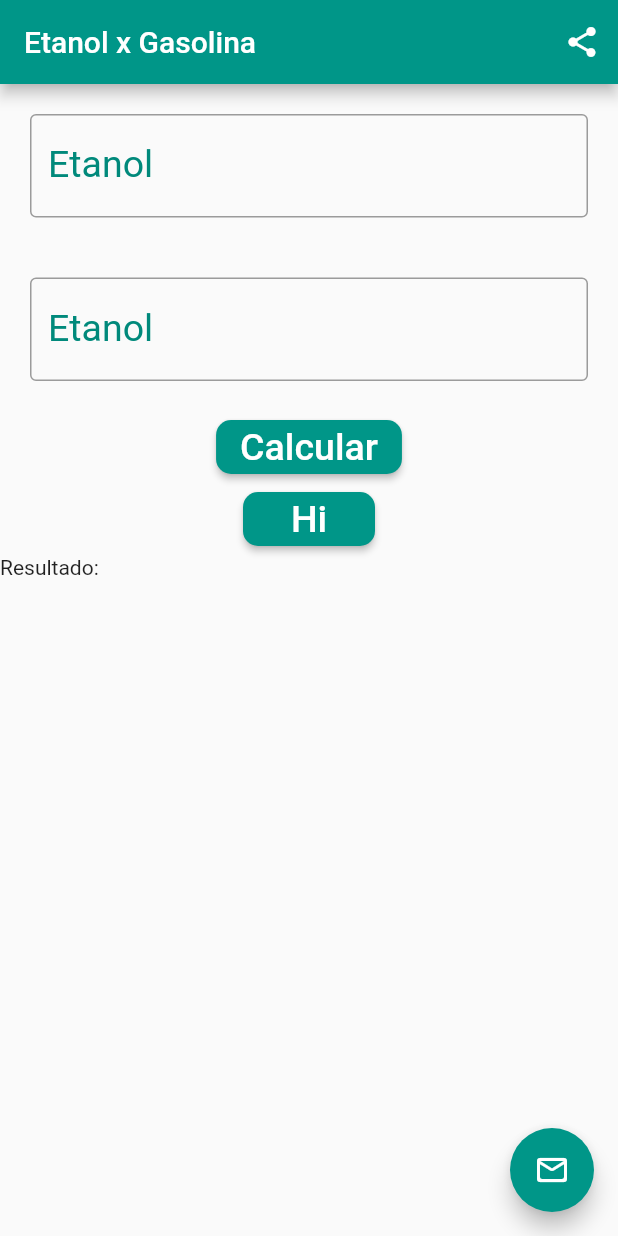
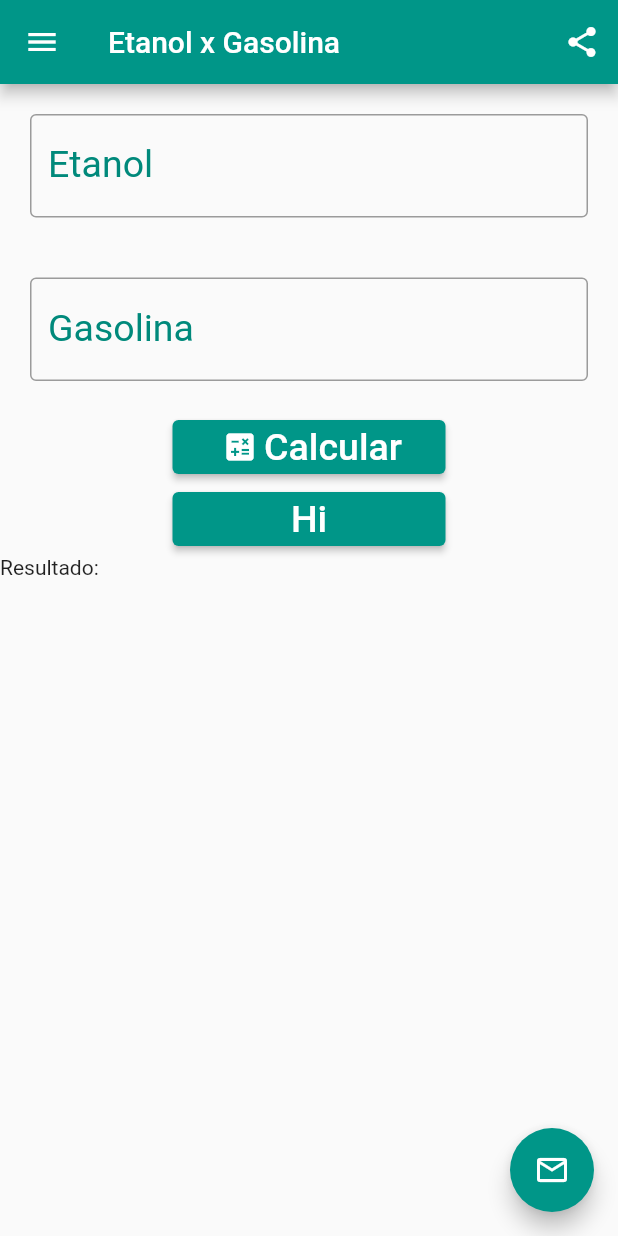
Before and after one commit to clfonte/etanol-gasolina, a Flutter app: the screen it shows after launch, on a phone screen of 412 x 824 dp. Run offline on Flutter 3.47's test engine with Material 2 defaults, Android fonts, the phone set to English and light mode, and no system bars; our stand-ins replace share; missing offline and left inert: dart:ffi, mailer.

Commit message:
Atualização aula 24/03/2021

```diff
--- a/lib/ui/functions.dart
+++ b/lib/ui/functions.dart
@@ -1,12 +1,23 @@
 import 'package:flutter/material.dart';
 
 class Functions {
+  static Widget _criarIconeEspacado(IconData icone) {
+    return Padding(padding: EdgeInsets.all(4),
+     child: Icon(icone),
+    );
+  }
+
+  static Widget criarIcone(IconData icone) {
+    return icone != null ? _criarIconeEspacado(icone) : Container();
+  }
+
   // tela que vai mostrar
   void mostrarMensagem(BuildContext context, String tituloAlerta, String mensagemAlerta) {
     showDialog(
         context: context,
         builder: (context) {
-          return AlertDialog( title: Text(tituloAlerta),
+          return AlertDialog(
+            title: Text(tituloAlerta),
             content: Text(mensagemAlerta),
             actions: [
               ElevatedButton(
@@ -22,7 +33,6 @@ class Functions {
 
   // _ pois significa que é metodo private
   void _fecharTela(BuildContext context) {
-
     // fecha a tela atual
     Navigator.pop(context);
   }
--- a/lib/ui/home_page.dart
+++ b/lib/ui/home_page.dart
@@ -1,5 +1,7 @@
 import 'package:calculo_combustivel/ui/contato.dart';
 import 'package:calculo_combustivel/ui/functions.dart';
+import 'package:calculo_combustivel/widgets/barra_titulo.dart';
+import 'package:calculo_combustivel/widgets/botao.dart';
 import 'package:calculo_combustivel/widgets/campo_texto.dart';
 import 'package:flutter/material.dart';
 import 'package:flutter/cupertino.dart';
@@ -15,8 +17,9 @@ class HomePage extends StatefulWidget {
 class _HomePageState extends State<HomePage> {
 
   var func = Functions();
+
   // declarar os campos que vao controlar os valores
-  final etanolController   = TextEditingController();
+  final etanolController = TextEditingController();
   final gasolinaController = TextEditingController();
   var resultado = "";
 
@@ -24,34 +27,23 @@ class _HomePageState extends State<HomePage> {
   Widget build(BuildContext context) {
     // opção de criar a barra de titulo e etc
     return Scaffold(
-      appBar: AppBar( // nao colocar botao de açao dentro do appBar
-        backgroundColor: Colors.teal,
-        title: Text("Etanol x Gasolina"),
-        actions: [
-          IconButton(icon: Icon(Icons.share),
-          onPressed: _compartilhar,
+      appBar: BarraTitulo.criar("Etanol x Gasolina", iconeBotao: Icons.share, eventoClique: _compartilhar),
+      floatingActionButton: Botao.botaoFlutuante(Icons.mail_outline, _abrirTelaContato),
+      drawer: Drawer(),
+      body: ListView(
+        // crossAxisAlignment: CrossAxisAlignment.stretch,
+        children: <Widget>[
+          CampoTexto.criar("Etanol", "R\$ ", etanolController, TextInputType.number),
+          CampoTexto.criar("Gasolina", "R\$ ", gasolinaController, TextInputType.number),
+
+          Column(
+              children: [
+                // botao("Calcular", calcular),
+                Botao.criar("Calcular", calcular, icone: Icons.calculate, tamanhoBotao: 150),
+                // botao("HI", textoHI),
+                Botao.criar("Hi", textoHi, tamanhoBotao: 150),
+              ],
           ),
-        ],
-      ),
-
-      // botao do carrinho
-      floatingActionButton: FloatingActionButton(
-        backgroundColor: Colors.teal[500],
-        child: Icon(Icons.mail_outline_rounded, color: Colors.white),
-        onPressed: _abrirTelaContato,
-      ),
-
-      body: Column(
-        crossAxisAlignment: CrossAxisAlignment.stretch,
-        children: <Widget>[
-         CampoTexto.criar("Etanol", "R\$ ", etanolController, TextInputType.number),
-          CampoTexto.criar("Etanol", "R\$ ", gasolinaController, TextInputType.number),
-
-          // botao("Calcular", calcular),
-          botao("Calcular", calcular),
-          // botao("HI", textoHI),
-          botao("Hi", textoHi),
-
           Text("Resultado: " + resultado)
         ],
       ),
@@ -65,19 +57,6 @@ class _HomePageState extends State<HomePage> {
     });
   }
 
-  Widget botao(String texto, Function clique) {
-    return Row(
-      mainAxisAlignment: MainAxisAlignment.center,
-      children: <Widget>[
-        RaisedButton(
-          child: Text(texto, style: TextStyle(color: Colors.white, fontSize: 25),),
-          shape: RoundedRectangleBorder(borderRadius: BorderRadius.circular(10)),
-          color: Colors.teal,
-          onPressed: clique,
-        ),
-      ],
-    );
-  }
 
   void calcular() {
     if (etanolController.text.isEmpty) {
@@ -89,7 +68,7 @@ class _HomePageState extends State<HomePage> {
       return;
     }
 
-    double valorEtanol   = double.parse(etanolController.text);
+    double valorEtanol = double.parse(etanolController.text);
     double valorGasolina = double.parse(gasolinaController.text);
 
     if (valorEtanol <= (valorGasolina * 0.7)) {
@@ -98,19 +77,20 @@ class _HomePageState extends State<HomePage> {
     else {
       resultado = "Vai de gasolina";
     }
-    setState(() { });
+    setState(() {});
 
     func.mostrarMensagem(context, "Calculo concluido", resultado);
   }
 
   void _compartilhar() {
-    Share.share("Etanol: " + etanolController.text + ", Gasolina: " + gasolinaController.text);
+    Share.share("Etanol: " + etanolController.text + ", Gasolina: " +
+        gasolinaController.text);
   }
 
   void _abrirTelaContato() {
     Navigator.push(context,
         MaterialPageRoute(
             builder: (context) => Contato()
-    ));
+        ));
   }
 }
--- /dev/null
+++ b/lib/widgets/barra_titulo.dart
@@ -0,0 +1,26 @@
+import 'package:calculo_combustivel/ui/functions.dart';
+import 'package:calculo_combustivel/widgets/botao.dart';
+import 'package:flutter/material.dart';
+
+class BarraTitulo {
+  static Widget criar(String titulo, {IconData icone, IconData iconeBotao, Function eventoClique, tituloCentralizado = true}) {
+    return AppBar( // nao colocar botao de açao dentro do appBar
+      backgroundColor: Colors.teal,
+      title: Row (
+        children: [
+          Functions.criarIcone(icone),
+          Text(titulo),
+        ],
+      ),
+      // centralizar o titulo do appbar
+      centerTitle: tituloCentralizado,
+      actions: [
+        _criarBotao(iconeBotao, eventoClique),
+      ],
+    );
+  }
+
+  static Widget _criarBotao(IconData iconeBotao, Function eventoClique) {
+    return iconeBotao != null ? Botao.botaoCompartilhar(iconeBotao, eventoClique) : Container();
+  }
+}
--- /dev/null
+++ b/lib/widgets/botao.dart
@@ -0,0 +1,52 @@
+import 'dart:ffi';
+
+import 'package:calculo_combustivel/ui/functions.dart';
+import 'package:flutter/material.dart';
+
+class Botao {
+  static Widget criar(String texto, Function clique, {IconData icone, double tamanhoBotao = 150.0, Color cor = Colors.teal}) {
+    //return Row(
+    //mainAxisAlignment: MainAxisAlignment.center,
+    //children: <Widget>[
+    return ElevatedButton(
+      child: Container(
+        width: tamanhoBotao,
+        child: Row(
+          mainAxisAlignment: MainAxisAlignment.center,
+          children: [
+            Functions.criarIcone(icone),
+            Text(texto, style: TextStyle(color: Colors.white, fontSize: 25),)
+          ],
+        ),
+      ),
+      style: ButtonStyle(backgroundColor: MaterialStateProperty.all(cor)),
+      onPressed: clique,
+    );
+    // recortei o raised
+  }
+
+  // botao barra
+  static Widget botaoCompartilhar(IconData icone, Function evento) {
+    return IconButton(
+      icon: Functions.criarIcone(icone),
+      onPressed: evento,
+    );
+  }
+
+  static Widget botaoFlutuante(IconData icone, Function evento) {
+    return FloatingActionButton(
+      backgroundColor: Colors.teal,
+      child: Functions.criarIcone(icone),
+      onPressed: evento,
+    );
+  }
+}
+
+// --------------------------------------------------------------------------------
+/* RaisedButton(
+          child: Text(texto, style: TextStyle(color: Colors.white, fontSize: 25),),
+          shape: RoundedRectangleBorder(borderRadius: BorderRadius.circular(10)),
+          color: Colors.teal,
+        ),
+      ],
+    ); */
```
Also changed, not shown: lib/ui/contato.dart (+36 -6 lines).
